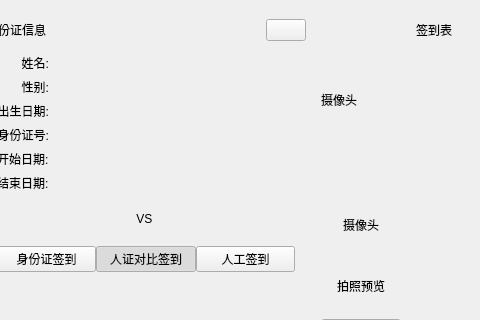
Before: the Qt Designer form AiSign/gui/AiSignWidget.ui in xtuer/Qt, drawn with Qt 5; both pictures show x 314 to 794 and y 0 to 320 of the 945 by 640 pixel window.
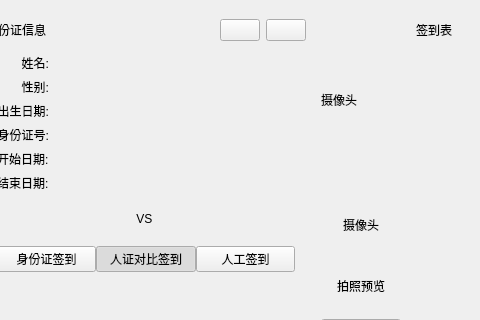
After: the same form once the commit is applied.

Commit message: 添加请求关闭密码按钮

The edit to the form file:
```diff
--- a/AiSign/gui/AiSignWidget.ui
+++ b/AiSign/gui/AiSignWidget.ui
@@ -904,6 +904,13 @@
               </property>
              </widget>
             </item>
+            <item>
+             <widget class="QPushButton" name="shutdownButton">
+              <property name="text">
+               <string/>
+              </property>
+             </widget>
+            </item>
             <item>
              <widget class="QPushButton" name="signInManualButton2">
               <property name="text">
```
The commit also changes 2 other files.
